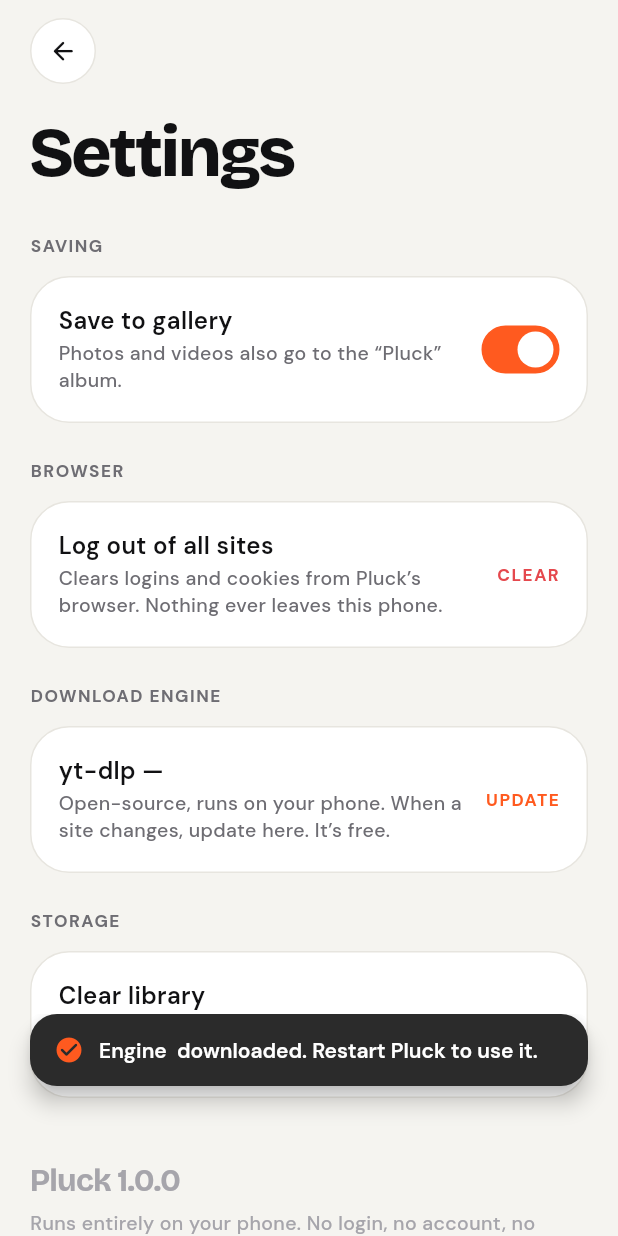
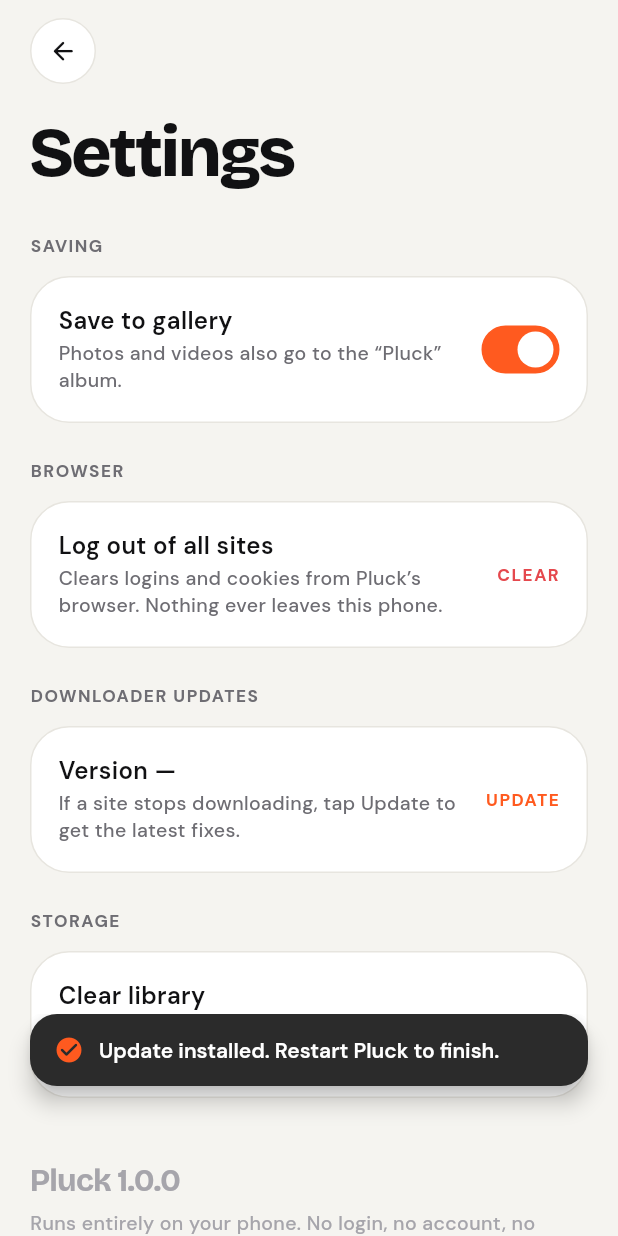
Before and after one commit to mitulgelani/calude_temp_proj, a Flutter app: the SettingsScreen screen opened directly, after a tap on "UPDATE", on a phone screen of 412 x 824 dp. Run offline on Flutter 3.47's test engine with Material 3 defaults, Android fonts, the phone set to English and light mode, and no system bars; our stand-ins replace dio, equatable, flutter_animate, flutter_bloc, open_filex, share_plus and 3 more; missing offline and left inert: gal; accounts and stored records are empty; statements that could not run were skipped.

Commit message:
Fix ABI split; neutral wording for updater in Settings
Co-Authored-By: Claude Opus 5.5 <noreply@anthropic.com>
Claude-Session: https://claude.ai/code/session_01SdrvyWtqs43d7zVoXnu1qb

```diff
--- a/lib/features/settings/settings_screen.dart
+++ b/lib/features/settings/settings_screen.dart
@@ -36,7 +36,7 @@ class _SettingsScreenState extends State<SettingsScreen> {
     setState(() => _updating = true);
     try {
       final v = await bridge.updateEngine();
-      if (mounted) toast(context, 'Engine $v downloaded. Restart Pluck to use it.');
+      if (mounted) toast(context, 'Update installed. Restart Pluck to finish.');
     } catch (e) {
       if (mounted) toast(context, e.toString(), error: true);
     } finally {
@@ -86,12 +86,12 @@ class _SettingsScreenState extends State<SettingsScreen> {
           ),
         ]),
         SizedBox(height: Space.xl),
-        MonoLabel('Download engine'),
+        MonoLabel('Downloader updates'),
         SizedBox(height: Space.md),
         _Group(children: [
           _Row(
-            title: 'yt-dlp $_engine',
-            subtitle: 'Open-source, runs on your phone. When a site changes, update here. It’s free.',
+            title: 'Version ${_engine.replaceAll('.', '')}',
+            subtitle: 'If a site stops downloading, tap Update to get the latest fixes.',
             trailing: _updating
                 ? SizedBox(width: 20, height: 20, child: CircularProgressIndicator(strokeWidth: 2.2, color: Palette.volt))
                 : Pressable(onTap: _update, child: MonoLabel('Update', color: Palette.volt)),
```
Also changed, not shown: 1 other file.
